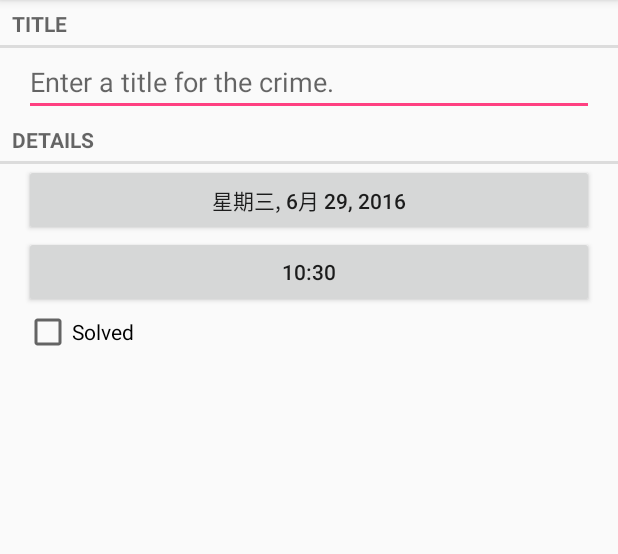
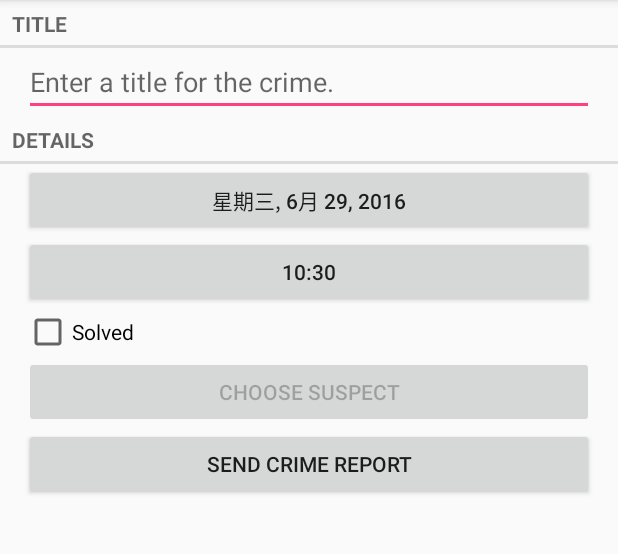
Before and after one commit to Mr-lidajun/Big-Nerd-Ranch-Guide, an Android app: the screen it shows after launch (CrimePagerActivity), after a tap on "NEW CRIME", on a phone screen of 412 x 824 dp, the part 84-638 px from its top. Run offline under Robolectric (Android 15) with nearby library versions, the phone set to English and light mode, and no system bars.

Commit message:
15章 使用隐式intent发送文本消息、获取联系人数据

```diff
--- a/CriminalIntent/src/main/java/com/bignerdranch/android/criminalintent/Crime.java
+++ b/CriminalIntent/src/main/java/com/bignerdranch/android/criminalintent/Crime.java
@@ -17,6 +17,10 @@
     private String mTitle;
     private Date mDate;
     private boolean mSolved;
+    /**
+     * 嫌疑人姓名
+     */
+    private String mSuspect;
 
     public Crime() {
         // Generate unique identifier
@@ -56,6 +60,14 @@
         mSolved = solved;
     }
 
+    public String getSuspect() {
+        return mSuspect;
+    }
+
+    public void setSuspect(String suspect) {
+        mSuspect = suspect;
+    }
+
     public String getFormattedDate() {
         String format = "EEEE, MMM d, yyyy";
         SimpleDateFormat simpleDateFormat = new SimpleDateFormat(format, Locale.CHINA);
--- a/CriminalIntent/src/main/java/com/bignerdranch/android/criminalintent/CrimeBaseHelper.java
+++ b/CriminalIntent/src/main/java/com/bignerdranch/android/criminalintent/CrimeBaseHelper.java
@@ -22,10 +22,12 @@
     @Override
     public void onCreate(SQLiteDatabase db) {
         db.execSQL("create table " + CrimeTable.NAME + "(" + "_id integer primary key autoincrement, " +
-        CrimeTable.Cols.UUID + ", " +
-        CrimeTable.Cols.TITLE + ", " +
-        CrimeTable.Cols.DATE + ", " +
-        CrimeTable.Cols.SOLVED + ")"
+            CrimeTable.Cols.UUID + ", " +
+            CrimeTable.Cols.TITLE + ", " +
+            CrimeTable.Cols.DATE + ", " +
+            CrimeTable.Cols.SOLVED + ", " +
+            CrimeTable.Cols.SUSPECT +
+            ")"
         );
     }
 
--- a/CriminalIntent/src/main/java/com/bignerdranch/android/criminalintent/CrimeCursorWrapper.java
+++ b/CriminalIntent/src/main/java/com/bignerdranch/android/criminalintent/CrimeCursorWrapper.java
@@ -30,11 +30,13 @@
         String title = getString(getColumnIndex(CrimeTable.Cols.TITLE));
         long date = getLong(getColumnIndex(CrimeTable.Cols.DATE));
         int isSolved = getInt(getColumnIndex(CrimeTable.Cols.SOLVED));
+        String suspect = getString(getColumnIndex(CrimeTable.Cols.SUSPECT));
 
         Crime crime = new Crime(UUID.fromString(uuidString));
         crime.setTitle(title);
         crime.setDate(new Date(date));
         crime.setSolved(isSolved != 0);
+        crime.setSuspect(suspect);
 
         return crime;
     }
--- a/CriminalIntent/src/main/java/com/bignerdranch/android/criminalintent/CrimeDbSchema.java
+++ b/CriminalIntent/src/main/java/com/bignerdranch/android/criminalintent/CrimeDbSchema.java
@@ -15,6 +15,7 @@
             public static final String TITLE = "title";
             public static final String DATE = "date";
             public static final String SOLVED = "solved";
+            public static final String SUSPECT = "suspect";
         }
     }
 }
--- a/CriminalIntent/src/main/java/com/bignerdranch/android/criminalintent/CrimeLab.java
+++ b/CriminalIntent/src/main/java/com/bignerdranch/android/criminalintent/CrimeLab.java
@@ -104,6 +104,7 @@
         values.put(CrimeTable.Cols.TITLE, crime.getTitle());
         values.put(CrimeTable.Cols.DATE, crime.getDate().getTime());
         values.put(CrimeTable.Cols.SOLVED, crime.isSolved() ? 1 : 0);
+        values.put(CrimeTable.Cols.SUSPECT, crime.getSuspect());
 
         return values;
     }
--- a/CriminalIntent/src/main/res/layout-land/fragment_crime.xml
+++ b/CriminalIntent/src/main/res/layout-land/fragment_crime.xml
@@ -57,4 +57,28 @@
             />
     </LinearLayout>
 
+    <LinearLayout
+        android:layout_width="match_parent"
+        android:layout_height="wrap_content"
+        android:layout_marginLeft="16dp"
+        android:layout_marginRight="16dp"
+        android:orientation="horizontal"
+        >
+        <Button
+            android:id="@+id/crime_suspect"
+            android:layout_width="match_parent"
+            android:layout_height="wrap_content"
+            android:layout_weight="1"
+            android:text="@string/crime_suspect_text"
+            />
+
+        <Button
+            android:id="@+id/crime_report"
+            android:layout_width="match_parent"
+            android:layout_height="wrap_content"
+            android:layout_weight="1"
+            android:text="@string/crime_report_text"
+            />
+    </LinearLayout>
+
 </LinearLayout>
--- a/CriminalIntent/src/main/res/layout/fragment_crime.xml
+++ b/CriminalIntent/src/main/res/layout/fragment_crime.xml
@@ -52,4 +52,22 @@
         android:layout_marginRight="16dp"
         android:text="@string/crime_solved_label"
         />
+
+    <Button
+        android:id="@+id/crime_suspect"
+        android:layout_width="match_parent"
+        android:layout_height="wrap_content"
+        android:layout_marginLeft="16dp"
+        android:layout_marginRight="16dp"
+        android:text="@string/crime_suspect_text"
+        />
+
+    <Button
+        android:id="@+id/crime_report"
+        android:layout_width="match_parent"
+        android:layout_height="wrap_content"
+        android:layout_marginLeft="16dp"
+        android:layout_marginRight="16dp"
+        android:text="@string/crime_report_text"
+        />
 </LinearLayout>
--- a/CriminalIntent/src/main/res/values/strings.xml
+++ b/CriminalIntent/src/main/res/values/strings.xml
@@ -19,4 +19,15 @@
         <item quantity="other">%1$s crimes</item>
     </plurals>
     <string name="crime_empty_view_label">Crime is empty, Click Me ~</string>
+    <string name="crime_suspect_text">Choose Suspect</string>
+    <string name="crime_report_text">Send Crime Report</string>
+    <string name="crime_report">%1$s!
+        The crime was discovered on %2$s. %3$s, and %4$s
+    </string>
+    <string name="crime_report_solved">The case is solved</string>
+    <string name="crime_report_unsolved">The case is not solved</string>
+    <string name="crime_report_no_suspect">there is no suspect.</string>
+    <string name="crime_report_suspect">the suspect is %s.</string>
+    <string name="crime_report_subject">CriminalIntent Crime Report</string>
+    <string name="send_report">Send crime report via</string>
 </resources>
```
Also changed, not shown: CriminalIntent/src/main/java/com/bignerdranch/android/criminalintent/CrimeFragment.java (+103 -0 lines).
